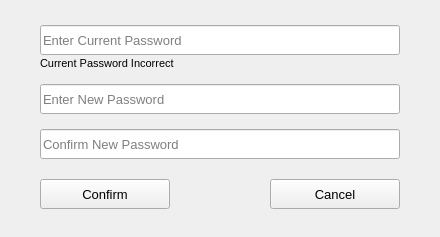
Above: passworddialog.ui from savoirfairelinux/jami-client-windows before the change. Below: the same form after it.
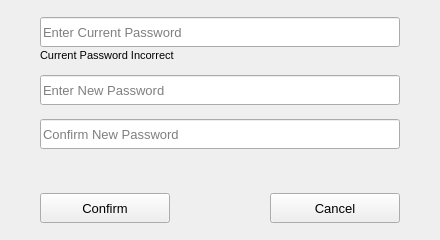
That is the form after the change. Custom widgets are drawn as their Qt base class.

Diff of the .ui file:
```diff
--- a/passworddialog.ui
+++ b/passworddialog.ui
@@ -7,7 +7,7 @@
     <x>0</x>
     <y>0</y>
     <width>440</width>
-    <height>237</height>
+    <height>240</height>
    </rect>
   </property>
   <property name="sizePolicy">
@@ -19,7 +19,7 @@
   <property name="minimumSize">
    <size>
     <width>440</width>
-    <height>224</height>
+    <height>240</height>
    </size>
   </property>
   <property name="maximumSize">
@@ -45,21 +45,7 @@
     <number>40</number>
    </property>
    <item>
-    <spacer name="verticalSpacer_3">
-     <property name="orientation">
-      <enum>Qt::Vertical</enum>
-     </property>
-     <property name="sizeType">
-      <enum>QSizePolicy::Fixed</enum>
-     </property>
-     <property name="sizeHint" stdset="0">
-      <size>
-       <width>20</width>
-       <height>5</height>
-      </size>
-     </property>
-    </spacer>
-   </item>
+    <layout class="QVBoxLayout" name="verticalLayout_3">
    <item>
     <layout class="QVBoxLayout" name="verticalLayout_2">
      <property name="spacing">
@@ -149,6 +135,22 @@
      </item>
     </layout>
    </item>
+     <item>
+      <spacer name="verticalSpacerCurrentTNew">
+       <property name="orientation">
+        <enum>Qt::Vertical</enum>
+       </property>
+       <property name="sizeType">
+        <enum>QSizePolicy::Fixed</enum>
+       </property>
+       <property name="sizeHint" stdset="0">
+        <size>
+         <width>20</width>
+         <height>8</height>
+        </size>
+       </property>
+      </spacer>
+     </item>
    <item>
     <widget class="QLineEdit" name="passwordEdit">
      <property name="minimumSize">
@@ -170,6 +172,22 @@
      </property>
     </widget>
    </item>
+     <item>
+      <spacer name="verticalSpacerNewTConfirm">
+       <property name="orientation">
+        <enum>Qt::Vertical</enum>
+       </property>
+       <property name="sizeType">
+        <enum>QSizePolicy::Fixed</enum>
+       </property>
+       <property name="sizeHint" stdset="0">
+        <size>
+         <width>20</width>
+         <height>8</height>
+        </size>
+       </property>
+      </spacer>
+     </item>
    <item>
     <widget class="QLineEdit" name="confirmPasswordEdit">
      <property name="minimumSize">
@@ -191,21 +209,29 @@
      </property>
     </widget>
    </item>
+    </layout>
+   </item>
    <item>
-    <spacer name="verticalSpacer_2">
-     <property name="orientation">
-      <enum>Qt::Vertical</enum>
-     </property>
-     <property name="sizeType">
-      <enum>QSizePolicy::Fixed</enum>
-     </property>
-     <property name="sizeHint" stdset="0">
+    <widget class="QLabel" name="spinnerLabel">
+     <property name="minimumSize">
       <size>
        <width>20</width>
-       <height>5</height>
+       <height>20</height>
       </size>
      </property>
-    </spacer>
+     <property name="maximumSize">
+      <size>
+       <width>16777215</width>
+       <height>20</height>
+      </size>
+     </property>
+     <property name="text">
+      <string/>
+     </property>
+     <property name="alignment">
+      <set>Qt::AlignCenter</set>
+     </property>
+    </widget>
    </item>
    <item>
     <layout class="QHBoxLayout" name="horizontalLayout">
@@ -296,22 +322,6 @@
      </item>
     </layout>
    </item>
-   <item>
-    <spacer name="verticalSpacer">
-     <property name="orientation">
-      <enum>Qt::Vertical</enum>
-     </property>
-     <property name="sizeType">
-      <enum>QSizePolicy::Fixed</enum>
-     </property>
-     <property name="sizeHint" stdset="0">
-      <size>
-       <width>20</width>
-       <height>5</height>
-      </size>
-     </property>
-    </spacer>
-   </item>
   </layout>
  </widget>
  <customwidgets>
```
Left out of the diff: 17 changed lines with no effect on the pictures. Lines whose indentation alone changed are shown as unchanged.
